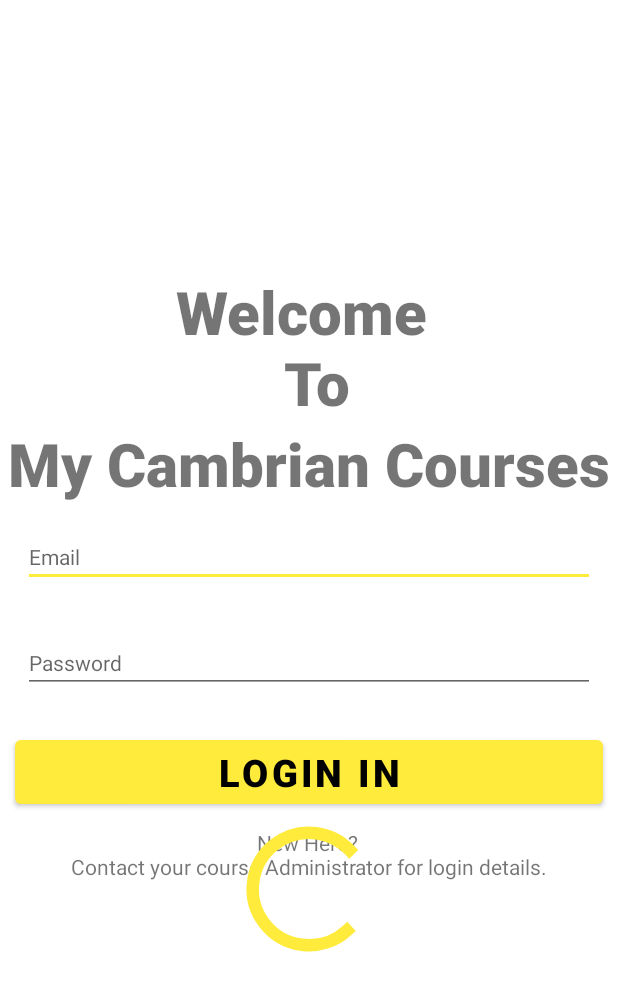
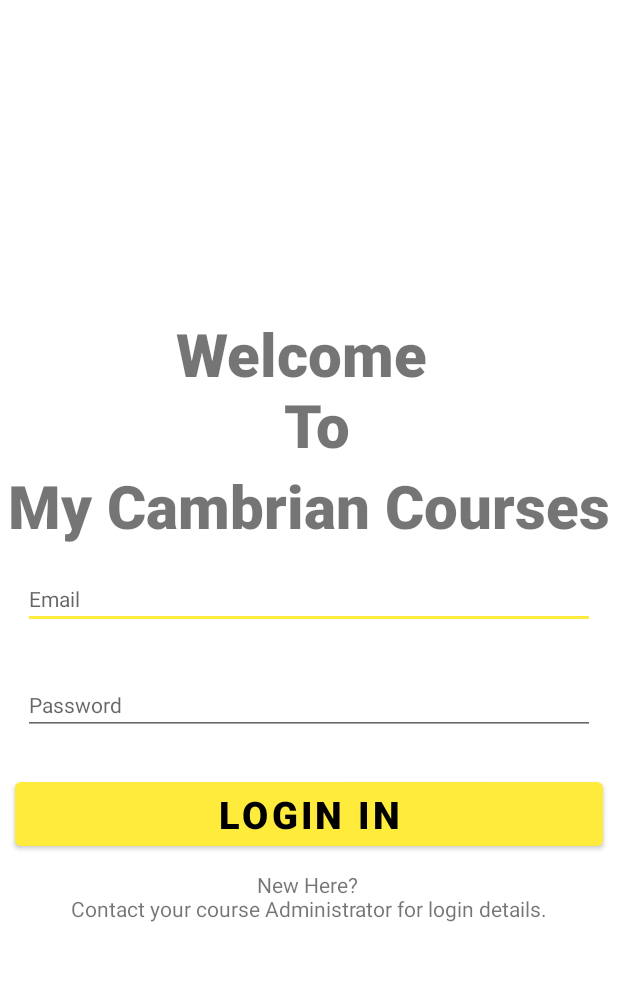
Before and after one commit to A00235504/MyCambrianCourses, an Android app: the layout activity_login.xml on its own in the app's theme, with its tools: preview values and no code run, on a phone screen of 412 x 824 dp. Shown: the top 991 px of the screen. Run offline under Robolectric (Android 15) with nearby library versions, the phone set to English and light mode, and no system bars.

Commit message:
Revert "Added progress bar in login page"
This reverts commit 5116eaafaf1b11edb03b38ee8c6dc64099fc350a.

```diff
--- a/app/src/main/java/com/aakash/mycambriancourses/CoursesListActivity.java
+++ b/app/src/main/java/com/aakash/mycambriancourses/CoursesListActivity.java
@@ -4,7 +4,7 @@ import androidx.appcompat.app.AppCompatActivity;
 import androidx.recyclerview.widget.LinearLayoutManager;
 import androidx.recyclerview.widget.RecyclerView;
 
-import com.aakash.mycambriancourses.adapters.AllCoursesViewListAdapter;
+import com.aakash.mycambriancourses.adapters.RecyclerViewAdapter;
 import com.aakash.mycambriancourses.model.AllCourses;
 import com.firebase.ui.database.FirebaseRecyclerOptions;
 import com.google.firebase.database.DatabaseReference;
@@ -15,7 +15,7 @@ import android.widget.TextView;
 
 public class CoursesListActivity extends AppCompatActivity {
     private RecyclerView recyclerView;
-    AllCoursesViewListAdapter adapter; // Create Object of the Adapter class
+    RecyclerViewAdapter adapter; // Create Object of the Adapter class
     DatabaseReference mbase; // Create object of the Firebase Realtime Database
     TextView toolBarTitle;
 
@@ -42,7 +42,7 @@ public class CoursesListActivity extends AppCompatActivity {
                 .build();
         // Connecting object of required Adapter class to
         // the Adapter class itself
-        adapter = new AllCoursesViewListAdapter(options);
+        adapter = new RecyclerViewAdapter(options);
         // Connecting Adapter class with the Recycler view*/
         recyclerView.setAdapter(adapter);
     }
--- a/app/src/main/res/layout/activity_login.xml
+++ b/app/src/main/res/layout/activity_login.xml
@@ -1,12 +1,8 @@
 <?xml version="1.0" encoding="utf-8"?>
-<RelativeLayout xmlns:android="http://schemas.android.com/apk/res/android"
+<LinearLayout xmlns:android="http://schemas.android.com/apk/res/android"
     android:layout_width="match_parent"
     android:layout_height="match_parent"
-    android:layout_gravity="center"
-    android:gravity="center">
-<LinearLayout
-    android:layout_width="match_parent"
-    android:layout_height="wrap_content"
+    android:gravity="center"
     android:orientation="vertical">
 
     <TextView
@@ -53,10 +49,3 @@
         android:text="New Here? \nContact your course Administrator for login details." />
 
 </LinearLayout>
-
-    <ProgressBar
-        android:id="@+id/loginProgressBar"
-        android:layout_width="match_parent"
-        android:layout_centerVertical="true"
-        android:layout_height="100dp" />
-</RelativeLayout>
```
Also changed, not shown: app/src/main/java/com/aakash/mycambriancourses/LoginActivity.java (+1 -8 lines), app/src/main/java/com/aakash/mycambriancourses/adapters/RecyclerViewAdapter.java (renamed from app/src/main/java/com/aakash/mycambriancourses/adapters/AllCoursesViewListAdapter.java, +26 -6 lines).
